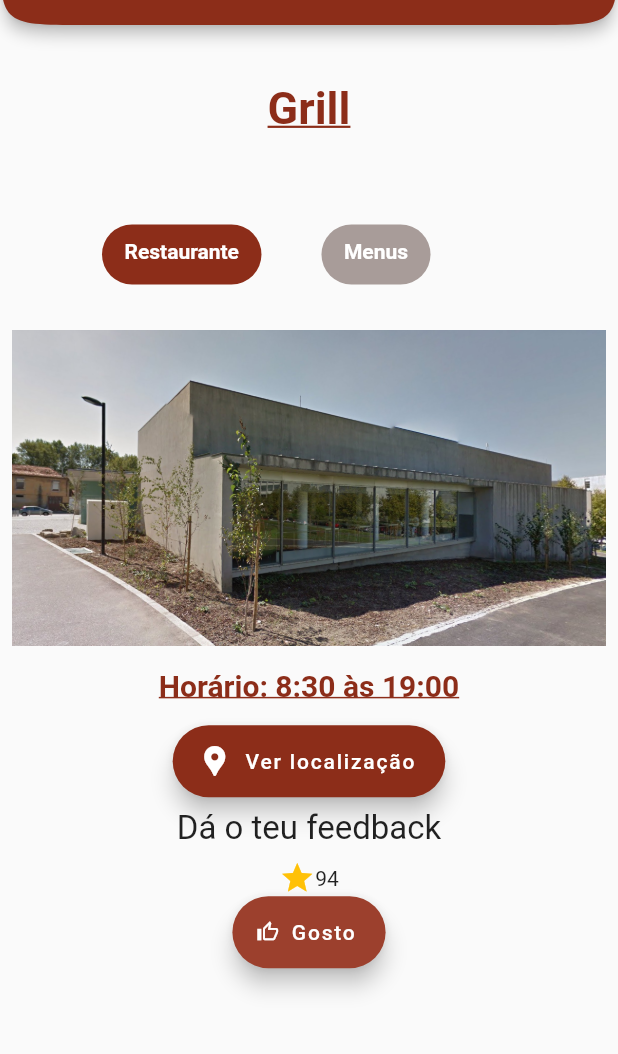
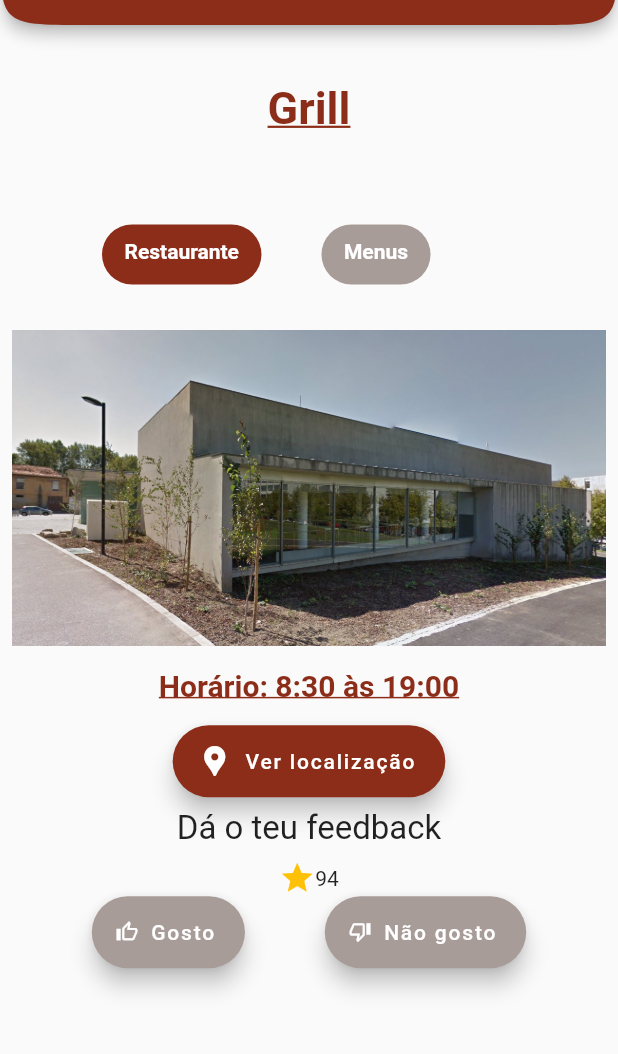
Before and after one commit to LEIC-ES-2021-22/2LEIC06T5, a Flutter app: the restaurantPage screen opened directly with sample values from the repository, on a phone screen of 412 x 824 dp, the part 59-1113 px from its top. Run offline on Flutter 3.47's test engine with Material 2 defaults, Android fonts, the phone set to English and light mode, and no system bars; our stand-ins replace google_maps_flutter.

Commit message:
added liked and dislike functionality but only for one restaurant at the time, needs to be improved

```diff
--- /dev/null
+++ b/unimeals/lib/model/ratings.dart
@@ -0,0 +1,16 @@
+import 'package:flutter/material.dart';
+import 'package:unimeals/constants/colors.dart';
+
+class Ratings {
+  static final Ratings _ratings = Ratings._internal();
+
+  bool liked = false;
+  bool disliked = false;
+  Color likecolor = mainGray;
+  Color dislikecolor = mainGray;
+
+  factory Ratings(){
+    return _ratings;
+  }
+  Ratings._internal();
+}
--- a/unimeals/lib/view/pages/restaurantPage.dart
+++ b/unimeals/lib/view/pages/restaurantPage.dart
@@ -5,6 +5,7 @@ import 'package:unimeals/view/pages/menusPage.dart';
 import 'package:unimeals/view/widgets/changeViewButton.dart';
 import 'package:unimeals/view/widgets/googleMaps.dart';
 import 'package:unimeals/view/widgets/navbarDrawer.dart';
+import 'package:unimeals/model/ratings.dart';
 
 class restaurantPage extends StatefulWidget {
   final Restaurant restaurant;
@@ -16,6 +17,7 @@ class restaurantPage extends StatefulWidget {
 
 class _restaurantPageState extends State<restaurantPage> {
   var selected = 0;
+
   final Restaurant restaurant;
   _restaurantPageState(this.restaurant);
 
@@ -104,12 +106,51 @@ class _restaurantPageState extends State<restaurantPage> {
                   FloatingActionButton.extended(
                     heroTag: "button2",
                     label: Text('Gosto'), // <-- Text
-                    backgroundColor: mainOrange,
+                    backgroundColor: Ratings().likecolor,
                     icon: Icon( // <-- Icon
                       Icons.thumb_up_alt_outlined,
                       size: 15.0,
                     ),
-                    onPressed: () {},
+                    onPressed: () {
+                      setState(() {
+                        if(!Ratings().liked && !Ratings().disliked) { //se nao dei like nem dislike dou like
+                          restaurant.rating++;
+                          Ratings().likecolor = mainRed;
+                          Ratings().liked = true;
+                          Ratings().disliked = false;
+                        } else if (Ratings().liked && !Ratings().disliked) { //se ja dei like nao quero deixar dar dislike ate que tire o like
+                          restaurant.rating--;
+                          Ratings().likecolor = mainGray;
+                          Ratings().liked = false;
+                          Ratings().disliked = false;
+                        }
+                      });
+                    },
+                  ),
+                    FloatingActionButton.extended(
+                      heroTag: "button3",
+                      label: Text('Não gosto'), // <-- Text
+                      backgroundColor: Ratings().dislikecolor,
+                      icon: Icon( // <-- Icon
+                        Icons.thumb_down_alt_outlined,
+                        size: 15.0,
+                      ),
+                      onPressed: () {
+                        setState(() {
+                          if(!Ratings().disliked && !Ratings().liked) {
+                            restaurant.rating--;
+                            Ratings().dislikecolor = mainRed;
+                            Ratings().disliked = true;
+                            Ratings().liked = false;
+                          }
+                          else if (Ratings().disliked) {
+                            restaurant.rating++;
+                            Ratings().dislikecolor = mainGray;
+                            Ratings().disliked = false;
+                            Ratings().liked = false;
+                          }
+                        });
+                      },
                   ),
                 ],
               )
```
